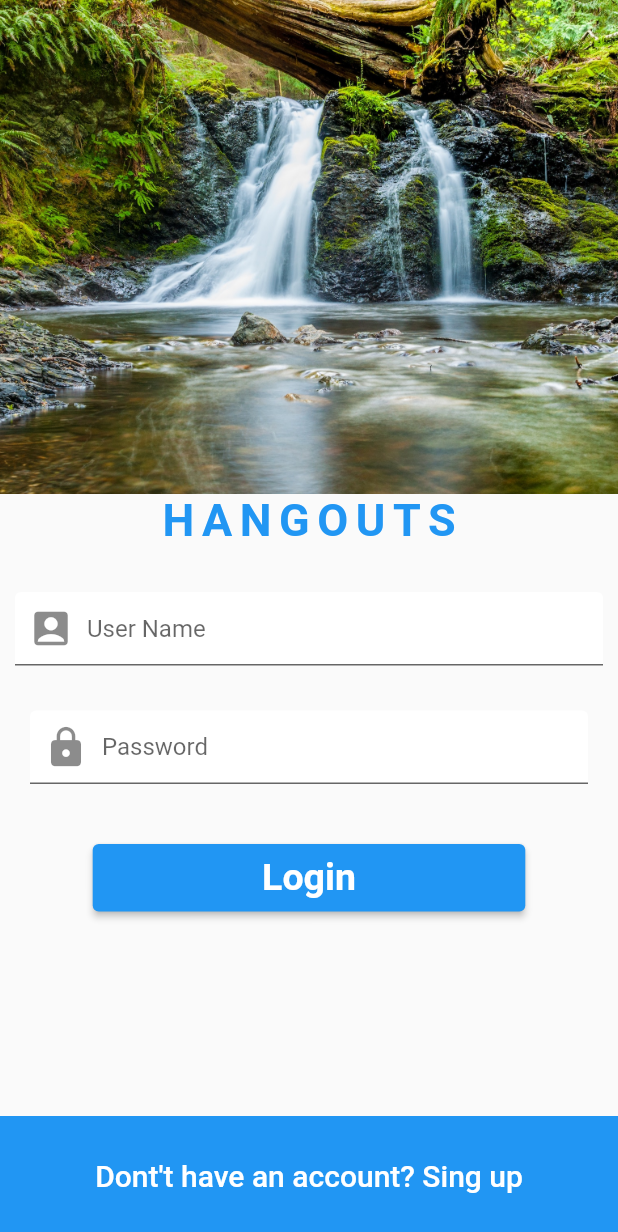
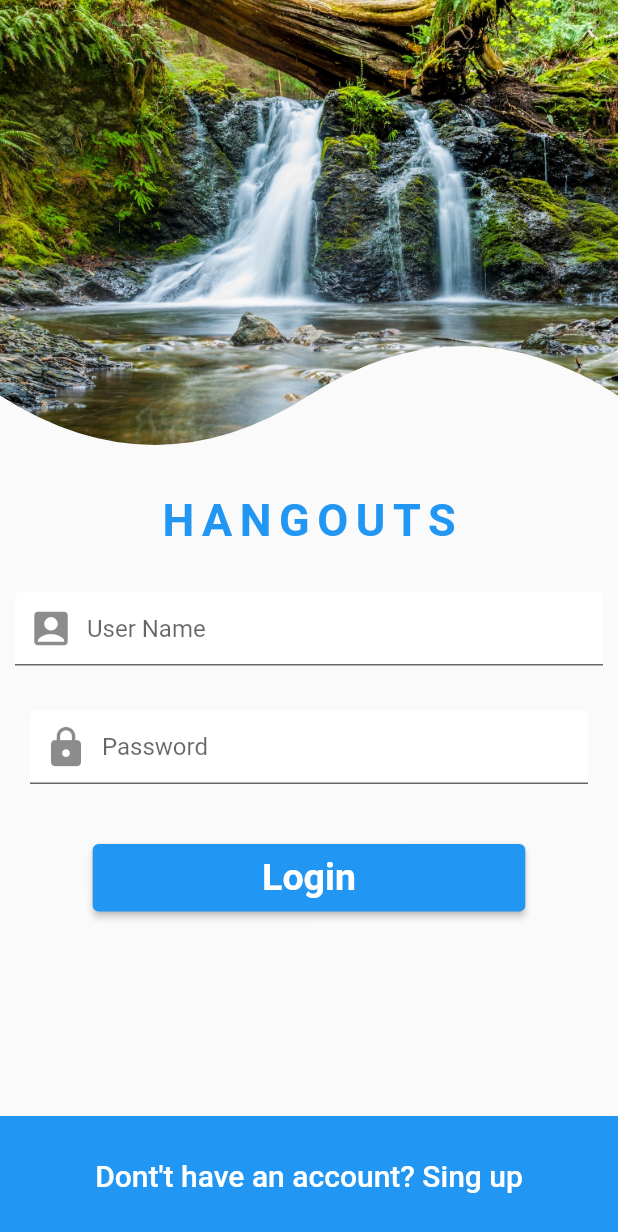
Before and after one commit to abdurrahimcmt/social_media_app_ui, a Flutter app: the screen it shows after launch, on a phone screen of 412 x 824 dp. Shown: the top 1232 px of the screen. Run offline on Flutter 3.47's test engine with Material 2 defaults, Android fonts, the phone set to English and light mode, and no system bars.

Commit message:
Using customeClipper for  curve shape Image

```diff
--- a/lib/screens/login_screen.dart
+++ b/lib/screens/login_screen.dart
@@ -1,4 +1,5 @@
 import 'package:flutter/material.dart';
+import 'package:social_media_app_ui/widgets/curve_clipper.dart';
 
 class LoginScreen extends StatelessWidget {
   const LoginScreen({Key? key}) : super(key: key);
@@ -13,11 +14,14 @@
           height: screenHight,
           child: Column(
             children: [
-              Image(
-                height: screenHight / 2.5,
-                width: screenWidth,
-                image: const AssetImage('assets/images/login_background.jpg'),
-                fit: BoxFit.cover,
+              ClipPath(
+                clipper: CurveClipper(),
+                child: Image(
+                  height: screenHight / 2.5,
+                  width: screenWidth,
+                  image: const AssetImage('assets/images/login_background.jpg'),
+                  fit: BoxFit.cover,
+                ),
               ),
               Text(
                 'HANGOUTS',
--- /dev/null
+++ b/lib/widgets/curve_clipper.dart
@@ -0,0 +1,35 @@
+import 'package:flutter/material.dart';
+
+class CurveClipper extends CustomClipper<Path> {
+  @override
+  getClip(Size size) {
+    Path path = Path();
+    // for curve first part
+    path.lineTo(0, size.height * 0.80);
+    Offset curvePoint1 = Offset(size.width * 0.25, size.height);
+    Offset centerPoint = Offset(size.width * 0.50, size.height * 0.80);
+    path.quadraticBezierTo(
+      curvePoint1.dx,
+      curvePoint1.dy,
+      centerPoint.dx,
+      centerPoint.dy,
+    );
+    // for curve second part
+    Offset curvePoint2 = Offset(size.width * 0.75, size.height * 0.60);
+    Offset endPoint = Offset(size.width, size.height * 0.80);
+    path.quadraticBezierTo(
+      curvePoint2.dx,
+      curvePoint2.dy,
+      endPoint.dx,
+      endPoint.dy,
+    );
+    path.lineTo(size.width, 0);
+    path.close();
+    return path;
+  }
+
+  @override
+  bool shouldReclip(covariant CustomClipper oldClipper) {
+    return false;
+  }
+}
```
